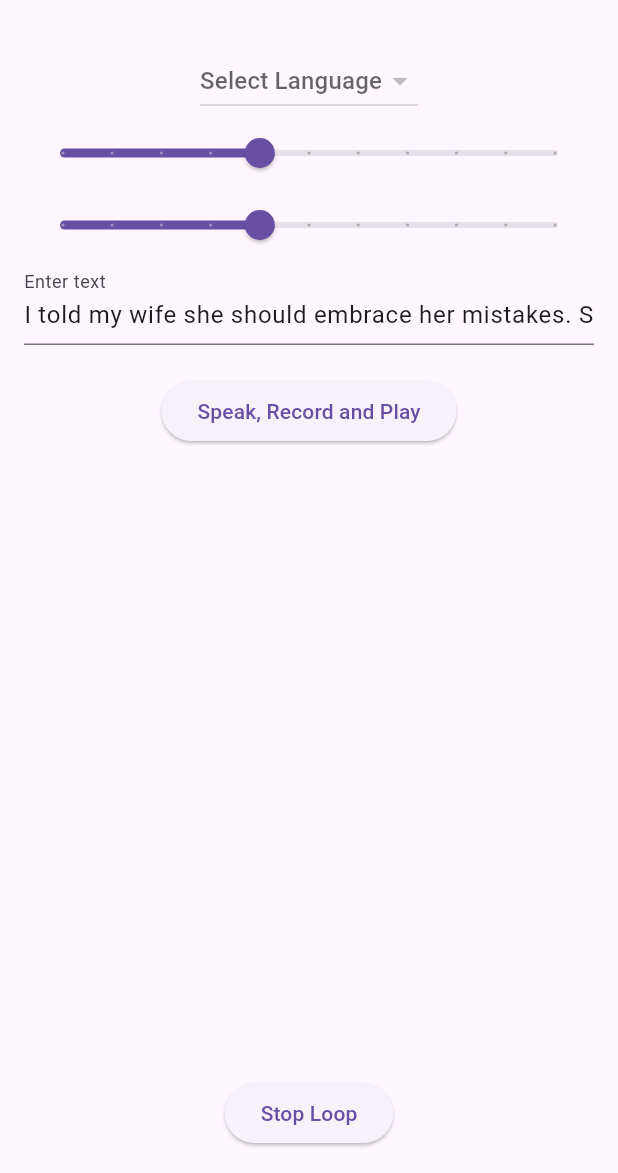
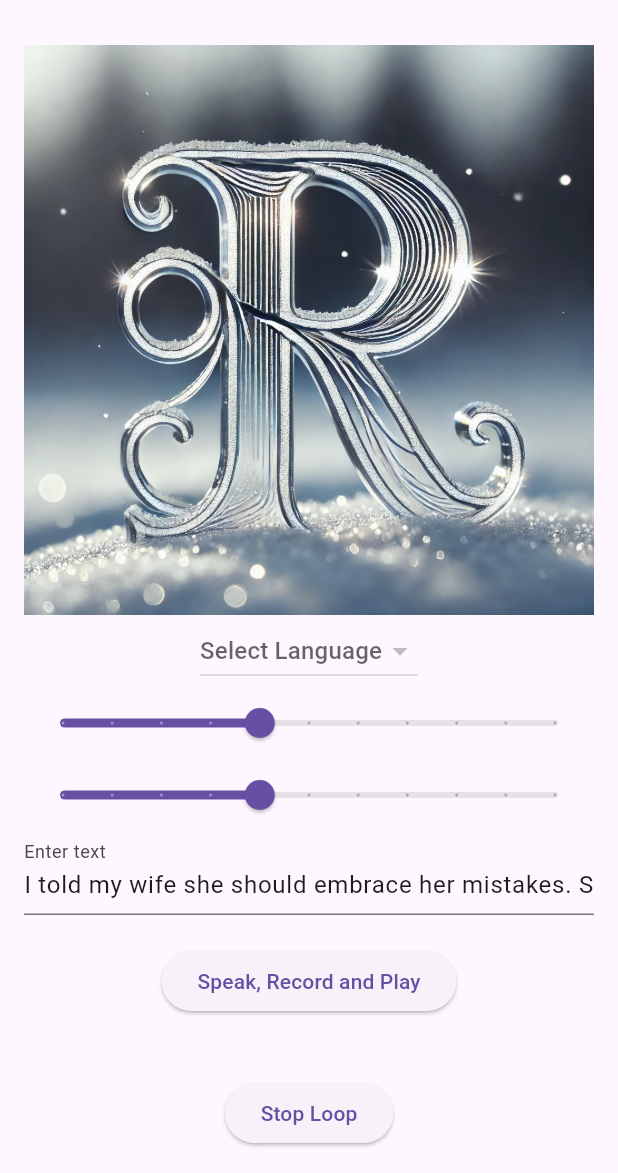
Before and after one commit to shirasumaguro/repeatia, a Flutter app: the screen it shows after launch, on a phone screen of 412 x 824 dp, the part 63-1236 px from its top. Run offline on Flutter 3.47's test engine with Material 3 defaults, Android fonts, the phone set to English and light mode, and no system bars; our stand-ins replace flutter_tts, permission_handler; missing offline and left inert: audio_session, flutter_sound.

Commit message:
2nd commit

```diff
--- a/lib/main.dart
+++ b/lib/main.dart
@@ -109,6 +109,8 @@ class MyApp extends StatelessWidget {
       theme: ThemeData(
         primarySwatch: Colors.blue,
       ),
+
+      debugShowCheckedModeBanner: false, // ここを追加してバッジを非表示にする
       home: MyHomePage(),
     );
   }
@@ -400,6 +402,7 @@ class _MyHomePageState extends State<MyHomePage> {
         padding: const EdgeInsets.all(16.0),
         child: Column(
           children: <Widget>[
+            Image.asset('assets/repeatiaicon.webp'), // アイコンを表示
             DropdownButton<String>(
               value: _selectedLanguage,
               hint: Text("Select Language"),
--- a/pubspec.yaml
+++ b/pubspec.yaml
@@ -67,7 +67,8 @@ flutter:
   uses-material-design: true
 
   # To add assets to your application, add an assets section, like this:
-  # assets:
+  assets:
+    - assets/repeatiaicon.webp
   #   - images/a_dot_burr.jpeg
   #   - images/a_dot_ham.jpeg
 
```
Also changed, not shown: assets/repeatiaicon.webp (added), pubspec.lock.
